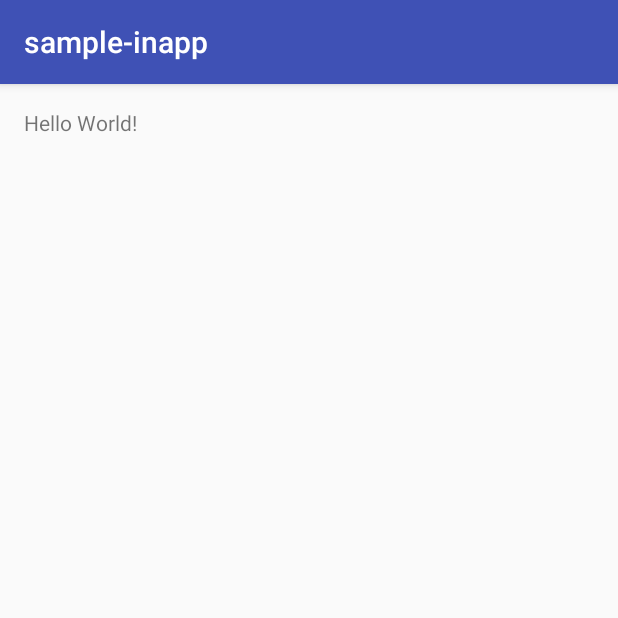
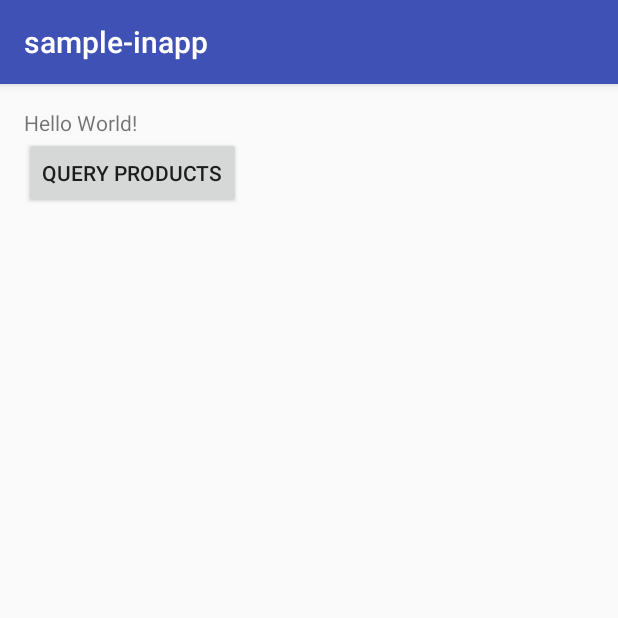
Before and after one commit to jskierbi/iab-example, an Android app: the screen it shows after launch (MainActivity), on a phone screen of 412 x 824 dp, the top half of it. Run offline under Robolectric (Android 15) with nearby library versions, the phone set to English and light mode, and no system bars; our stand-ins replace ButterKnife, Dagger/Hilt's generated code; libraries missing offline, so code that uses them is left out: com.android.vending, rx.android.schedulers, rx.functions, rx.schedulers, rx.subjects and 1 more; 3 statements that could not run were skipped.

Commit message:
Added querying for products

```diff
--- a/app/src/main/java/com/jskierbi/sample_inapp/IabManager.java
+++ b/app/src/main/java/com/jskierbi/sample_inapp/IabManager.java
@@ -94,6 +94,23 @@ public class IabManager {
         });
   }
 
+  public Observable<Inventory> getAllProducts() {
+    return initializeHelper()
+        .first()
+        .flatMap(new Func1<IabHelper, Observable<Inventory>>() {
+          @Override
+          public Observable<Inventory> call(final IabHelper iabHelper) {
+            return Observable.create(new SafeOnSubscribe<Inventory>() {
+              @Override
+              public void safeCall(Subscriber<? super Inventory> subscriber) throws Throwable {
+                subscriber.onNext(iabHelper.queryInventory(true, null));
+                subscriber.onCompleted();
+              }
+            });
+          }
+        });
+  }
+
   @VisibleForTesting
   synchronized Observable<IabHelper> initializeHelper() {
     if (mHelperInitSubject == null || mHelperInitSubject.hasThrowable()) {
--- a/app/src/main/java/com/jskierbi/sample_inapp/MainActivity.java
+++ b/app/src/main/java/com/jskierbi/sample_inapp/MainActivity.java
@@ -4,8 +4,13 @@ import android.app.Dialog;
 import android.content.DialogInterface;
 import android.os.Bundle;
 import android.support.v7.app.AlertDialog;
+import android.util.Log;
+import butterknife.ButterKnife;
+import butterknife.OnClick;
+import com.jskierbi.commons.rx.BaseObserver;
 import ext.inappbilling.util.IabException;
 import ext.inappbilling.util.IabResult;
+import ext.inappbilling.util.Inventory;
 import ext.inappbilling.util.Purchase;
 import rx.Subscription;
 import rx.functions.Action0;
@@ -13,23 +18,54 @@ import rx.subscriptions.Subscriptions;
 
 import javax.inject.Inject;
 
+import static rx.android.schedulers.AndroidSchedulers.mainThread;
+import static rx.schedulers.Schedulers.io;
+
 public class MainActivity extends IabBaseActivity {
+  private static final String TAG = MainActivity.class.getSimpleName();
 
   @Inject IabManager mIabManager;
 
   Subscription mDialogSubscription = Subscriptions.empty();
+  Subscription mIabSubscription    = Subscriptions.empty();
 
   @Override
   protected void onCreate(Bundle savedInstanceState) {
     super.onCreate(savedInstanceState);
     setContentView(R.layout.activity_main);
     App.component().inject(this);
+    ButterKnife.bind(this);
   }
 
   @Override
   protected void onDestroy() {
     mDialogSubscription.unsubscribe();
+    mIabSubscription.unsubscribe();
     super.onDestroy();
+  }
+
+  @OnClick(R.id.btn_query_products)
+  void queryProductsClick() {
+    mIabSubscription.unsubscribe();
+    mIabSubscription = mIabManager
+        .getAllProducts()
+        .subscribeOn(io())
+        .observeOn(mainThread())
+        .subscribe(new BaseObserver<Inventory>() {
+          @Override
+          public void onNext(Inventory inventory) {
+            Log.d(TAG, "=========================");
+            for (String sku : inventory.getAllOwnedSkus()) {
+              Log.d(TAG, "Owned: " + sku);
+            }
+            Log.d(TAG, "=========================");
+          }
+
+          @Override
+          public void onError(Throwable e) {
+            Log.e(TAG, "Error retrieving inventory", e);
+          }
+        });
   }
 
   @Override
--- a/app/src/main/res/layout/activity_main.xml
+++ b/app/src/main/res/layout/activity_main.xml
@@ -1,8 +1,9 @@
 <?xml version="1.0" encoding="utf-8"?>
-<RelativeLayout xmlns:android="http://schemas.android.com/apk/res/android"
+<LinearLayout xmlns:android="http://schemas.android.com/apk/res/android"
     xmlns:tools="http://schemas.android.com/tools"
     android:layout_width="match_parent"
     android:layout_height="match_parent"
+    android:orientation="vertical"
     android:paddingBottom="@dimen/activity_vertical_margin"
     android:paddingLeft="@dimen/activity_horizontal_margin"
     android:paddingRight="@dimen/activity_horizontal_margin"
@@ -14,4 +15,10 @@
       android:layout_height="wrap_content"
       android:text="Hello World!" />
 
-</RelativeLayout>
+  <Button
+      android:id="@+id/btn_query_products"
+      android:layout_width="wrap_content"
+      android:layout_height="wrap_content"
+      android:text="Query products" />
+
+</LinearLayout>
```
